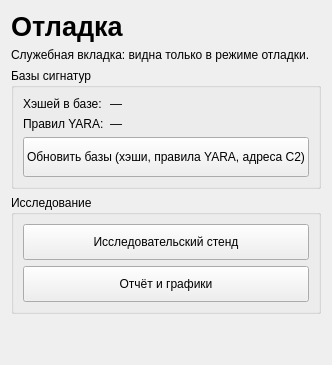
UnLuck000/school_project, file ui/designer/debug_page.ui: the form before one commit.
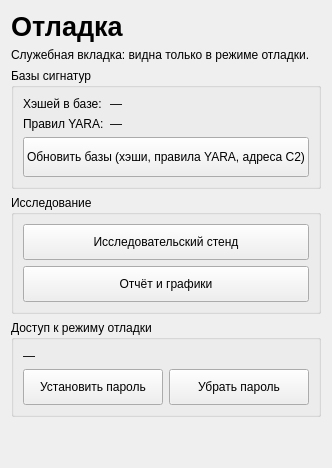
The form after the commit.

```diff
--- a/ui/designer/debug_page.ui
+++ b/ui/designer/debug_page.ui
@@ -36,6 +36,20 @@
      </layout>
     </widget>
    </item>
+   <item>
+    <widget class="QGroupBox" name="groupAccess">
+     <property name="title"><string>Доступ к режиму отладки</string></property>
+     <layout class="QVBoxLayout" name="layoutAccess">
+      <item><widget class="QLabel" name="lblPasswordState"><property name="text"><string>—</string></property><property name="wordWrap"><bool>true</bool></property></widget></item>
+      <item>
+       <layout class="QHBoxLayout" name="rowPassword">
+        <item><widget class="QPushButton" name="btnSetPassword"><property name="minimumSize"><size><width>0</width><height>36</height></size></property><property name="text"><string>Установить пароль</string></property></widget></item>
+        <item><widget class="QPushButton" name="btnRemovePassword"><property name="minimumSize"><size><width>0</width><height>36</height></size></property><property name="text"><string>Убрать пароль</string></property></widget></item>
+       </layout>
+      </item>
+     </layout>
+    </widget>
+   </item>
    <item>
     <spacer name="verticalSpacer"><property name="orientation"><enum>Qt::Vertical</enum></property><property name="sizeHint" stdset="0"><size><width>20</width><height>40</height></size></property></spacer>
    </item>
```
